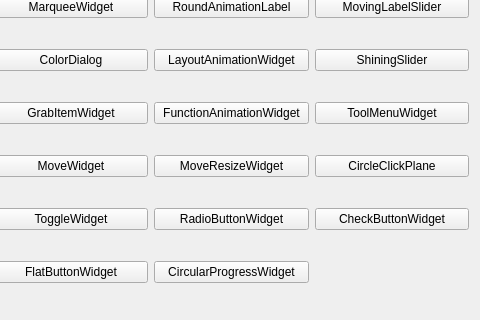
Old version of the form mainwindow.ui in the repository Greedysky/TTKWidgetTools; both pictures show x 183 to 663 and y 93 to 413 of the 663 by 413 pixel window.
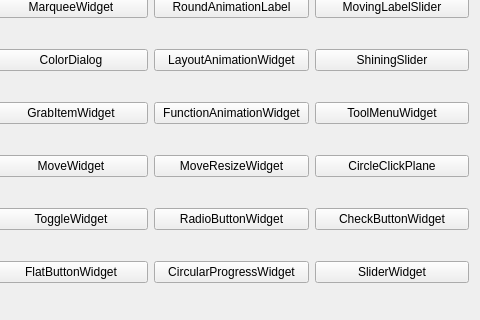
New version of the form.

Commit message: Add slider widget[042210]

The edit to the form file:
```diff
--- a/mainwindow.ui
+++ b/mainwindow.ui
@@ -204,6 +204,13 @@
       </property>
      </widget>
     </item>
+    <item row="6" column="3">
+     <widget class="QPushButton" name="pushButton_27">
+      <property name="text">
+       <string>SliderWidget</string>
+      </property>
+     </widget>
+    </item>
    </layout>
   </widget>
  </widget>
```
Left out of the diff: 2 changed lines with no effect on the pictures. The commit also changes 11 other files.
